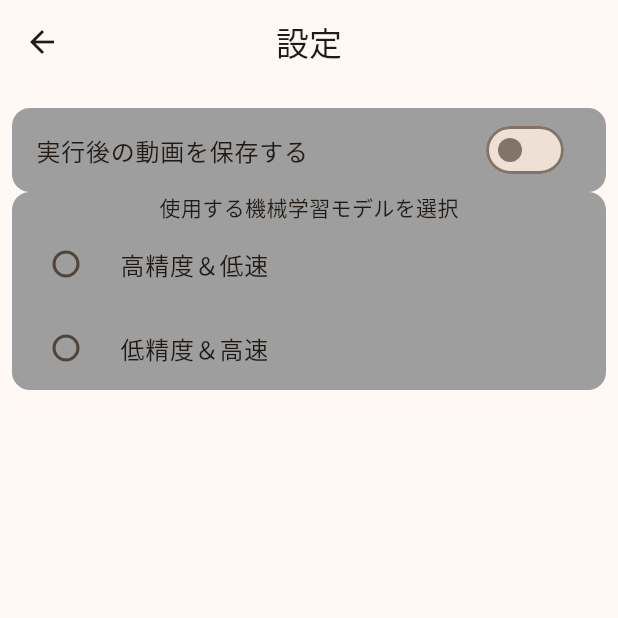
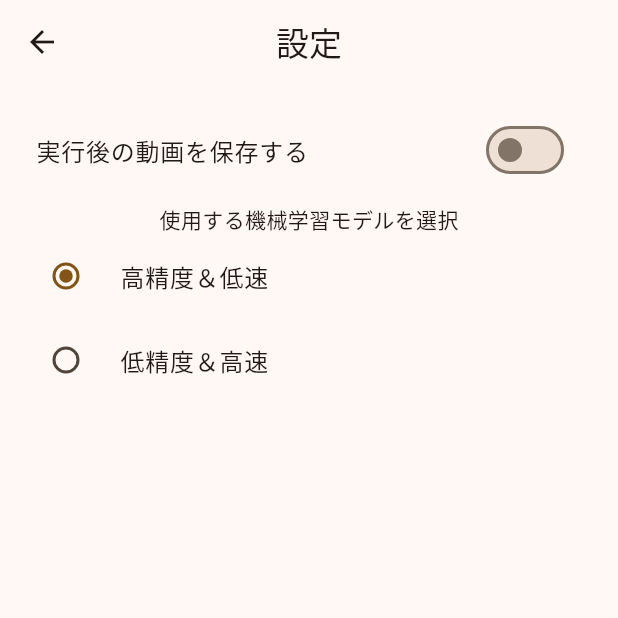
Before and after one commit to HarumaIto/walking_analysis, a Flutter app: the HomePage screen opened directly, after a tap on the "settings" icon, on a phone screen of 412 x 824 dp, the top half of it. Run offline on Flutter 3.47's test engine with Material 2 defaults, Android fonts, the phone set to English and light mode, and no system bars; our stand-ins replace charts_flutter, csv, firebase_core, flutter_native_splash, flutter_riverpod, fluttertoast and 5 more; missing offline and left inert: flutter_ffmpeg, fraction, video_thumbnail; accounts and stored records are empty; generated files the repository leaves out were written again.

Commit message:
設定画面を修正

```diff
--- a/lib/model/configs/ml_mode_list.dart
+++ b/lib/model/configs/ml_mode_list.dart
@@ -1,6 +1,10 @@
 enum MlModels {
   movenetThunder,
   movenetLightning
+}
+// 拡張関数
+extension on MlModels {
+  String get name => toString().split(".").last;
 }
 
 final mlDescriptionText = [
--- a/lib/screen/user_setting_page.dart
+++ b/lib/screen/user_setting_page.dart
@@ -1,30 +1,39 @@
 import 'package:flutter/material.dart';
+import 'package:flutter_riverpod/flutter_riverpod.dart';
 import 'package:shared_preferences/shared_preferences.dart';
 import 'package:walking_analysis/model/configs/ml_mode_list.dart';
 import 'package:walking_analysis/repository/sharedpref_repository.dart';
+import 'package:walking_analysis/state/home_providers.dart';
 
-class UserSettingPage extends StatefulWidget {
+class UserSettingPage extends ConsumerStatefulWidget {
   const UserSettingPage({Key? key}) : super(key: key);
 
   @override
   UserSettingPageState createState () => UserSettingPageState();
 }
 
-class UserSettingPageState extends State<UserSettingPage> {
+class UserSettingPageState extends ConsumerState<UserSettingPage> {
   final SharedPreferences prefs = UserSettingPreference().prefs;
 
   bool? isSaveVideo;
   String? useModel;
 
-  void getPreference()  {
+  void getPreference() {
     isSaveVideo = prefs.getBool('isSaveVideo');
     useModel = prefs.getString('useModel');
-
   }
 
   void setPreference() async {
     await prefs.setBool('isSaveVideo', isSaveVideo!);
     await prefs.setString('useModel', useModel!);
+  }
+
+  void setUseModelProvider() {
+    if (useModel == MlModels.movenetThunder.name) {
+      ref.read(useModelProvider.notifier).state = 0;
+    } else {
+      ref.read(useModelProvider.notifier).state = 1;
+    }
   }
 
   @override
@@ -56,7 +65,6 @@ class UserSettingPageState extends State<UserSettingPage> {
           children: [
             Container(
               decoration: const BoxDecoration(
-                color: Colors.grey,
                 borderRadius: BorderRadius.all(Radius.circular(12)),
               ),
               child: SwitchListTile(
@@ -66,8 +74,8 @@ class UserSettingPageState extends State<UserSettingPage> {
               ),
             ),
             Container(
+              margin: const EdgeInsets.only(top: 8),
               decoration: const BoxDecoration(
-                color: Colors.grey,
                 borderRadius: BorderRadius.all(Radius.circular(12)),
               ),
               child: Column(
@@ -75,18 +83,20 @@ class UserSettingPageState extends State<UserSettingPage> {
                   const Text('使用する機械学習モデルを選択'),
                   RadioListTile(
                     title: Text(mlDescriptionText[0]),
-                    value: MlModels.movenetThunder.toString(),
+                    value: MlModels.movenetThunder.name,
                     groupValue: useModel,
                     onChanged: (value) {
                       useModel = value.toString();
+                      setUseModelProvider();
                     },
                   ),
                   RadioListTile(
                     title: Text(mlDescriptionText[1]),
-                    value: MlModels.movenetLightning.toString(),
+                    value: MlModels.movenetLightning.name,
                     groupValue: useModel,
                     onChanged: (value) {
                       useModel = value.toString();
+                      setUseModelProvider();
                     },
                   ),
                 ],
--- a/lib/view_model/ml_view_model.dart
+++ b/lib/view_model/ml_view_model.dart
@@ -26,6 +26,7 @@ class MlViewModel extends ConsumerWidget {
         SizedBox(
           width: width / 1.7,
           child: Column(
+            crossAxisAlignment: CrossAxisAlignment.end,
             children: [
               ClipRRect(
                 borderRadius: BorderRadius.all(Radius.circular(10)),
@@ -42,30 +43,7 @@ class MlViewModel extends ConsumerWidget {
                 ),
               ),
               const SizedBox(height: 8,),
-              Row(
-                children: [
-                  PopupMenuButton<String> (
-                    child: const Icon(Icons.more_horiz),
-                    onSelected: (String s) {
-                      if (s == mlDescriptionText[0]) {
-                        ref.read(useModelProvider.notifier).state = 0;
-                      } else if (s == mlDescriptionText[1]) {
-                        ref.read(useModelProvider.notifier).state = 1;
-                      }
-                    },
-                    itemBuilder: (BuildContext context) {
-                      return mlDescriptionText.map((String s) {
-                        return PopupMenuItem(
-                          value: s,
-                          child: Text(s),
-                        );
-                      }).toList();
-                    },
-                  ),
-                  const Spacer(),
-                  Text('$selectedVal : $percentProgress%', style: const TextStyle(fontSize: 14),),
-                ],
-              )
+              Text('$selectedVal : $percentProgress%', style: const TextStyle(fontSize: 14),),
             ],
           ),
         ),
```
